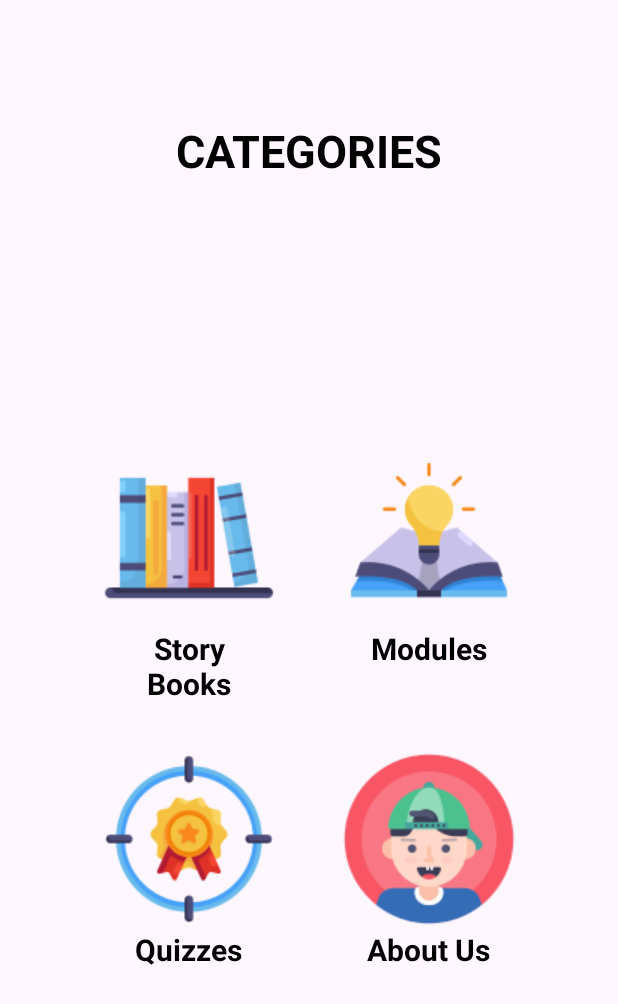
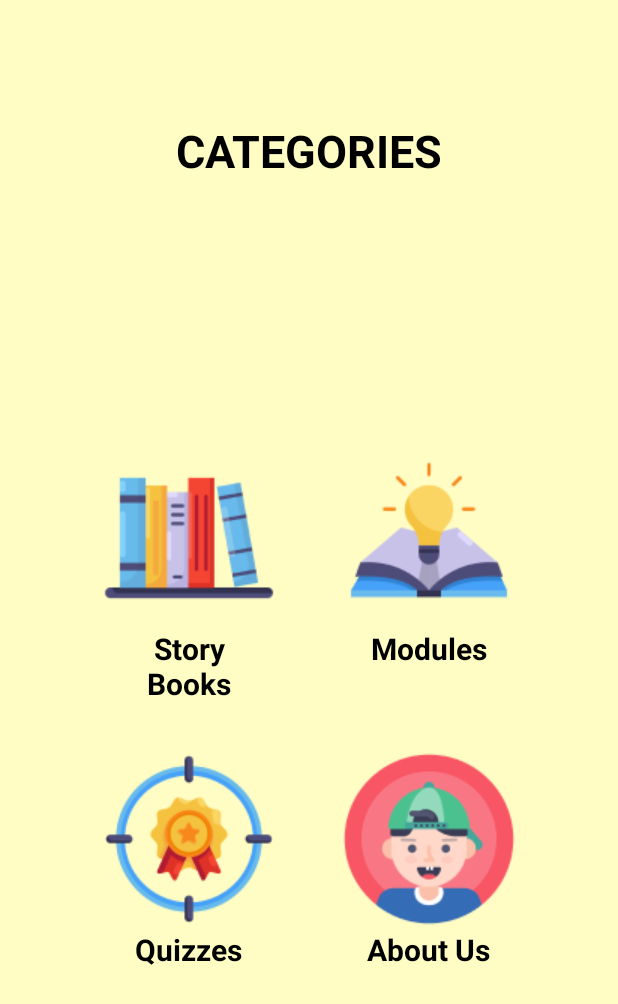
Before and after one commit to RAIN-20/ABAKADA, an Android app: the screen it shows after launch (HomeScreen), on a phone screen of 412 x 824 dp. Shown: the top 1004 px of the screen. Run offline under Robolectric (Android 15) with nearby library versions, the phone set to English and light mode, and no system bars.

Commit message:
fix homescreen background color

```diff
--- a/app/src/main/res/layout/activity_home_screen.xml
+++ b/app/src/main/res/layout/activity_home_screen.xml
@@ -5,7 +5,7 @@
     android:id="@+id/main"
     android:layout_width="match_parent"
     android:layout_height="match_parent"
-    android:backgroundTint="#FFFDC4"
+    android:background="#FFFDC4"
     tools:context=".HomeScreen">
 
     <TextView
```
